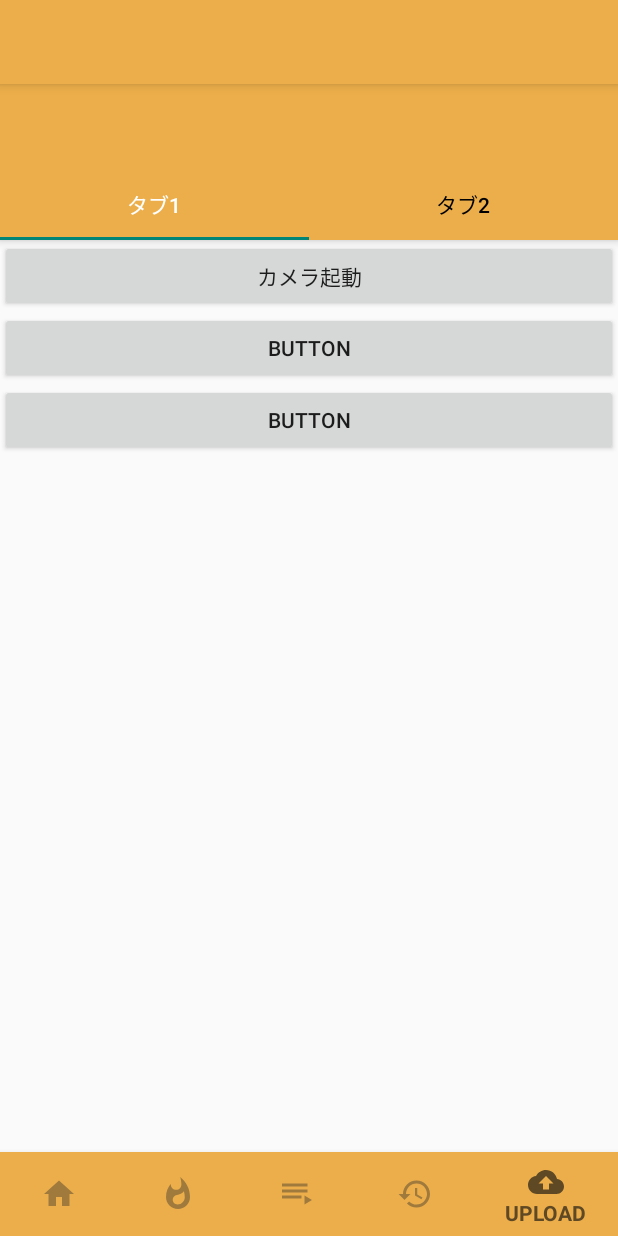
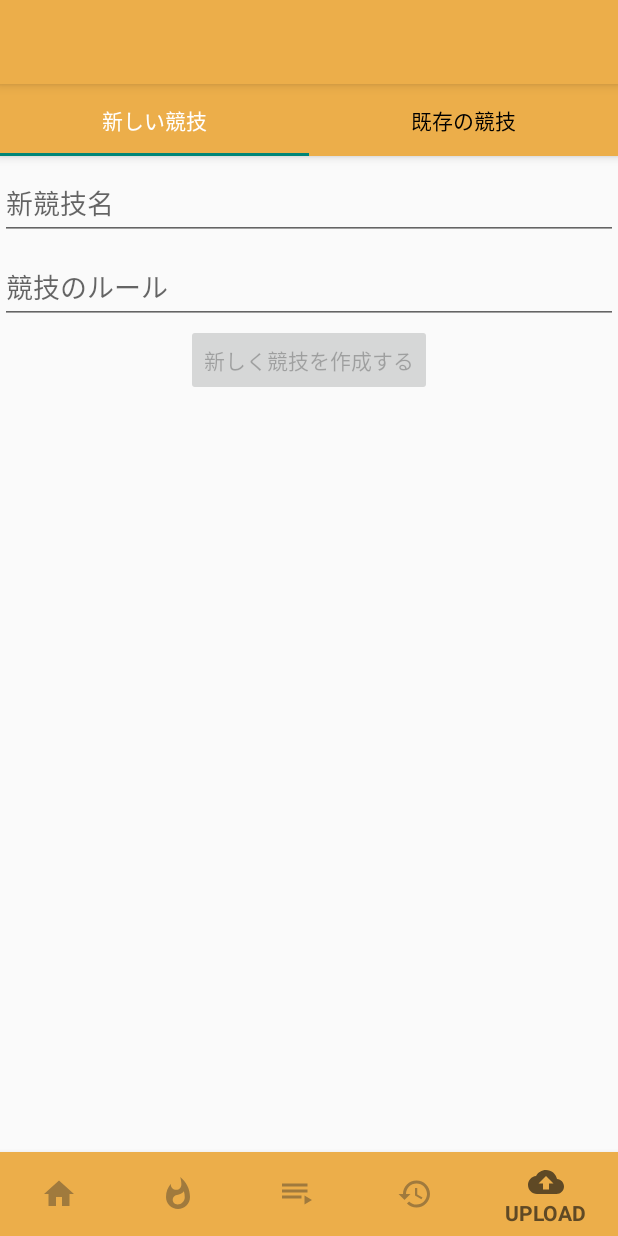
Before and after one commit to mnm234/fteam, an Android app: the screen it shows after launch (MainActivity), item 5 of the bottom bar chosen, on a phone screen of 412 x 824 dp. Run offline under Robolectric (Android 15) with nearby library versions, the phone set to English and light mode, and no system bars; our stand-ins replace Firebase (no records; nobody signed in at launch, a user with empty details on screens opened directly).

Commit message:
12/6 minami

```diff
--- a/app/src/main/java/com/example/greentea/fteam/CompeViewPagerAdapter.kt
+++ b/app/src/main/java/com/example/greentea/fteam/CompeViewPagerAdapter.kt
@@ -7,7 +7,7 @@ import android.support.v4.app.FragmentPagerAdapter
 
 class CompeViewPagerAdapter(fm: FragmentManager) : FragmentPagerAdapter(fm) {
 
-    private val tabTitles = arrayOf<CharSequence>("タブ1", "タブ2")
+    private val tabTitles = arrayOf<CharSequence>("新しい競技", "既存の競技")
 
     override fun getPageTitle(position: Int): CharSequence {
         return tabTitles[position]
--- a/app/src/main/java/com/example/greentea/fteam/NewCompeFragment.kt
+++ b/app/src/main/java/com/example/greentea/fteam/NewCompeFragment.kt
@@ -5,18 +5,17 @@ import android.content.Intent
 import android.net.Uri
 import android.os.Bundle
 import android.support.v4.app.Fragment
+import android.text.Editable
 import android.view.LayoutInflater
 import android.view.View
 import android.view.ViewGroup
+import android.widget.EditText
 import kotlinx.android.synthetic.main.fragment_new_compe.*
+import android.text.TextWatcher
+
+
 
 class NewCompeFragment : Fragment() {
-
-//    lateinit var parent:MainActivity
-    override fun onCreate(savedInstanceState: Bundle?) {
-        super.onCreate(savedInstanceState)
-
-    }
 
     override fun onCreateView(inflater: LayoutInflater, container: ViewGroup?,
                               savedInstanceState: Bundle?): View? {
@@ -24,22 +23,57 @@ class NewCompeFragment : Fragment() {
         return inflater.inflate(R.layout.fragment_new_compe, container, false)
     }
 
-    fun onButtonPressed(uri: Uri) {
-
-    }
-
-    override fun onAttach(context: Context) {
-        super.onAttach(context)
-//        parent = Activity() as MainActivity
-    }
-
-    override fun onDetach() {
-        super.onDetach()
-    }
 
     override fun onViewCreated(view: View, savedInstanceState: Bundle?) {
         super.onViewCreated(view, savedInstanceState)
 
+
+        /**
+         * 「新競技名」欄にテキストを入力したときのリスナー
+         **/
+        newCompeName.addTextChangedListener(object : TextWatcher {
+            override fun beforeTextChanged(p0: CharSequence?, p1: Int, p2: Int, p3: Int) {
+            }
+
+            override fun afterTextChanged(p0: Editable?) {
+            }
+
+            override fun onTextChanged(p0: CharSequence?, p1: Int, p2: Int, p3: Int) {
+                makeCompeButton.isEnabled = !(newCompeName.text.isEmpty() || newCompeRule.text.isEmpty())
+            }
+        })
+
+
+        /**
+         * 「競技のルール」欄にテキストを入力したときのリスナー
+         **/
+        newCompeRule.addTextChangedListener(object : TextWatcher {
+            override fun beforeTextChanged(p0: CharSequence?, p1: Int, p2: Int, p3: Int) {
+            }
+
+            override fun afterTextChanged(p0: Editable?) {
+            }
+
+            override fun onTextChanged(p0: CharSequence?, p1: Int, p2: Int, p3: Int) {
+                makeCompeButton.isEnabled = !(newCompeName.text.isEmpty() || newCompeRule.text.isEmpty())
+            }
+        })
+
+
+        /**
+         * 「新しく競技を作成」ボタンを押したときの処理
+         * */
+        makeCompeButton.setOnClickListener {
+            submitMessage.text = "競技が作成されました。\n 早速撮影しますか？"
+            camStartButton.visibility = View.VISIBLE
+            newCompeName.isEnabled = false
+            newCompeRule.isEnabled = false
+        }
+
+
+        /**
+         *　カメラボタンをタップしたときの処理
+         **/
         camStartButton.setOnClickListener {
 //            val intent = Intent(this@NewCompeFragment.context,CameraActivity::class.java)
             val intent = Intent(this@NewCompeFragment.context,VideoActivity::class.java)
--- /dev/null
+++ b/app/src/main/res/drawable/ic_video_24dp.xml
@@ -0,0 +1,9 @@
+<vector xmlns:android="http://schemas.android.com/apk/res/android"
+        android:width="24dp"
+        android:height="24dp"
+        android:viewportWidth="24.0"
+        android:viewportHeight="24.0">
+    <path
+        android:fillColor="#FF000000"
+        android:pathData="M17,10.5V7c0,-0.55 -0.45,-1 -1,-1H4c-0.55,0 -1,0.45 -1,1v10c0,0.55 0.45,1 1,1h12c0.55,0 1,-0.45 1,-1v-3.5l4,4v-11l-4,4zM14,13h-3v3H9v-3H6v-2h3V8h2v3h3v2z"/>
+</vector>
--- a/app/src/main/res/layout/fragment_new_compe.xml
+++ b/app/src/main/res/layout/fragment_new_compe.xml
@@ -6,26 +6,60 @@
     tools:context=".NewCompeFragment">
 
     <LinearLayout
+        android:id="@+id/newCompeFragmentArea"
         android:layout_width="match_parent"
         android:layout_height="match_parent"
         android:orientation="vertical">
 
-        <Button
-            android:id="@+id/camStartButton"
+        <android.support.design.widget.TextInputLayout
+            android:id="@+id/textInputLayout"
             android:layout_width="match_parent"
             android:layout_height="wrap_content"
-            android:text="カメラ起動" />
+            android:hint="新競技名">
+            <EditText
+                android:id="@+id/newCompeName"
+                android:layout_width="match_parent"
+                android:layout_height="wrap_content"/>
+        </android.support.design.widget.TextInputLayout>
+        <android.support.design.widget.TextInputLayout
+            android:layout_width="match_parent"
+            android:layout_height="wrap_content"
+            android:hint="競技のルール">
+            <EditText
+                android:id="@+id/newCompeRule"
+                android:layout_width="match_parent"
+                android:layout_height="wrap_content"
+                android:inputType="textMultiLine"
+                />
+        </android.support.design.widget.TextInputLayout>
 
         <Button
-            android:id="@+id/button2"
+            android:id="@+id/makeCompeButton"
+            android:enabled="false"
+            android:layout_width="wrap_content"
+            android:layout_height="wrap_content"
+            android:text="新しく競技を作成する"
+            android:layout_gravity="center"/>
+
+
+        <TextView
+            android:textAlignment="center"
+            android:id="@+id/submitMessage"
             android:layout_width="match_parent"
             android:layout_height="wrap_content"
-            android:text="Button" />
+            android:text=""/>
 
-        <Button
-            android:id="@+id/button3"
-            android:layout_width="match_parent"
-            android:layout_height="wrap_content"
-            android:text="Button" />
+
+
+
+        <ImageButton
+            android:visibility="gone"
+            android:layout_gravity="center"
+            android:id="@+id/camStartButton"
+            android:background="@drawable/ic_video_24dp"
+            android:foreground="?android:attr/selectableItemBackground"
+            android:layout_width="60dp"
+            android:layout_height="60dp" />
+
     </LinearLayout>
 </FrameLayout>
--- a/app/src/main/res/layout/fragment_upload.xml
+++ b/app/src/main/res/layout/fragment_upload.xml
@@ -8,12 +8,12 @@
     android:orientation="vertical"
     tools:context="UploadFragment">
 
-    <android.support.v7.widget.Toolbar
-        android:id="@+id/toolbar"
-        android:layout_width="match_parent"
-        android:layout_height="wrap_content"
-        android:background="@color/navi_color"
-        app:popupTheme="@style/ThemeOverlay.AppCompat.Light" />
+    <!--<android.support.v7.widget.Toolbar-->
+        <!--android:id="@+id/toolbar"-->
+        <!--android:layout_width="match_parent"-->
+        <!--android:layout_height="wrap_content"-->
+        <!--android:background="@color/navi_color"-->
+        <!--app:popupTheme="@style/ThemeOverlay.AppCompat.Light" />-->
 
     <LinearLayout
         android:layout_width="match_parent"
@@ -27,7 +27,8 @@
             android:background="@color/navi_color"
             app:tabSelectedTextColor="@color/colorWhite"
             app:tabTextColor="@color/colorBlack"
-            android:elevation="4dp"/>
+            android:elevation="4dp">
+        </android.support.design.widget.TabLayout>
 
         <android.support.v4.view.ViewPager
             android:id="@+id/compeViewPager"
```
Also changed, not shown: app/src/main/java/com/example/greentea/fteam/UploadFragment.kt (+6 -4 lines), app/src/main/res/drawable/button_pressed_value.xml (added, +23 -0 lines).
